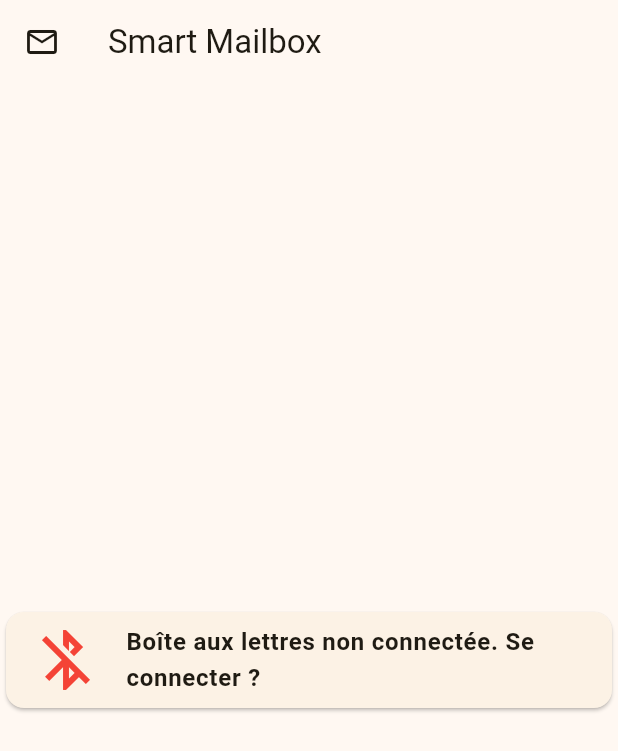
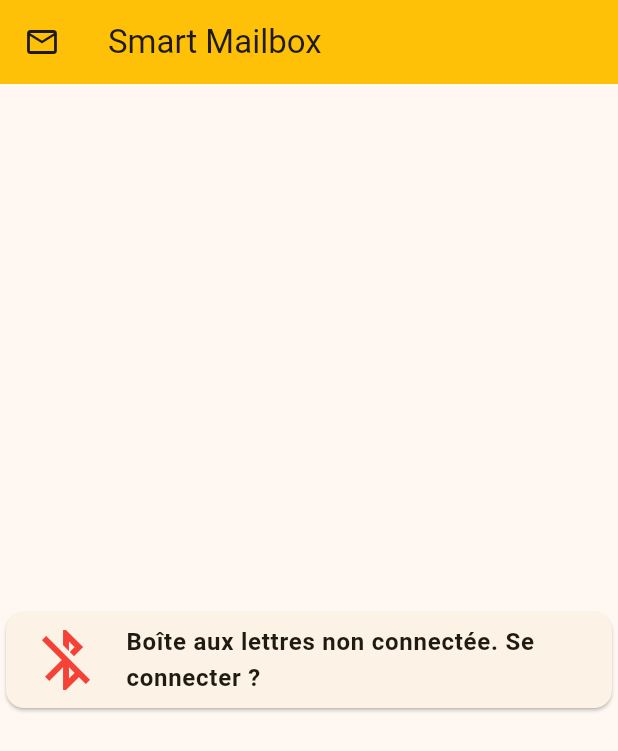
Before and after one commit to tachard/smart_mailbox, a Flutter app: the screen it shows after launch, on a phone screen of 412 x 824 dp. Shown: the top 751 px of the screen. Run offline on Flutter 3.47's test engine with Material 2 defaults, Android fonts, the phone set to English and light mode, and no system bars; our stand-ins replace permission_handler; missing offline and left inert: flutter_reactive_ble.

Commit message:
Changed background appbar color

```diff
--- a/lib/main.dart
+++ b/lib/main.dart
@@ -23,7 +23,8 @@ class SmartMailboxApp extends StatelessWidget {
         home: Scaffold(
           appBar: AppBar(
               leading: const Icon(Icons.mail_outline),
-              title: const Text("Smart Mailbox")),
+              title: const Text("Smart Mailbox"),
+              backgroundColor: Colors.amber),
           body: const SmartMailBox(),
         ));
   }
```
